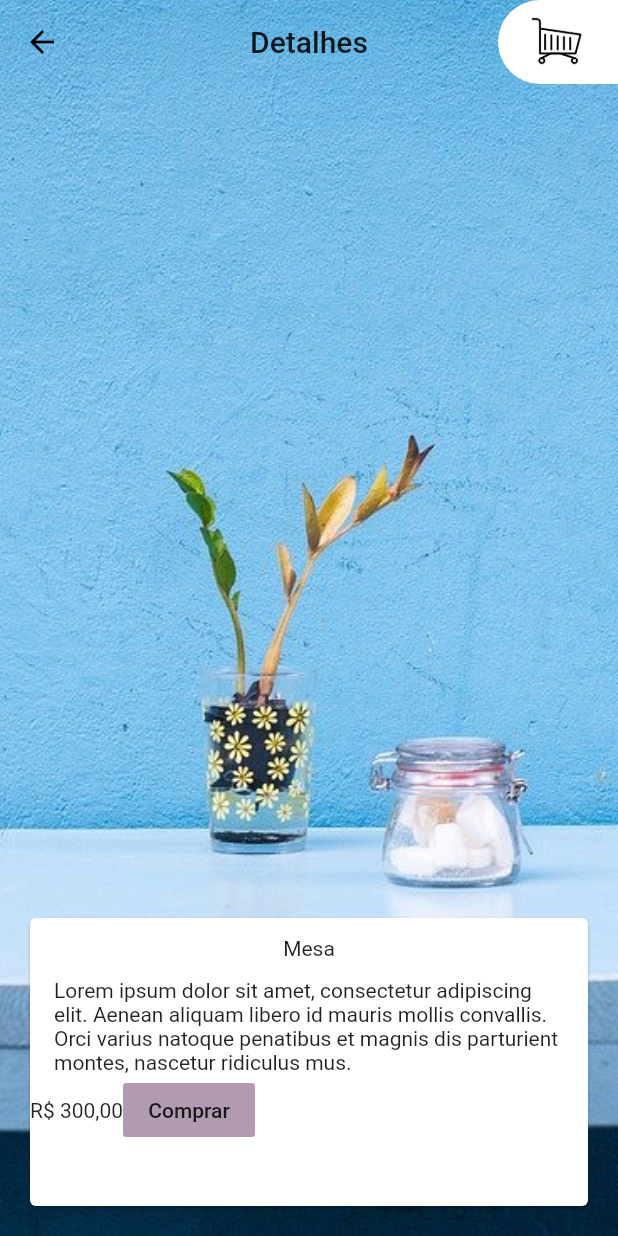
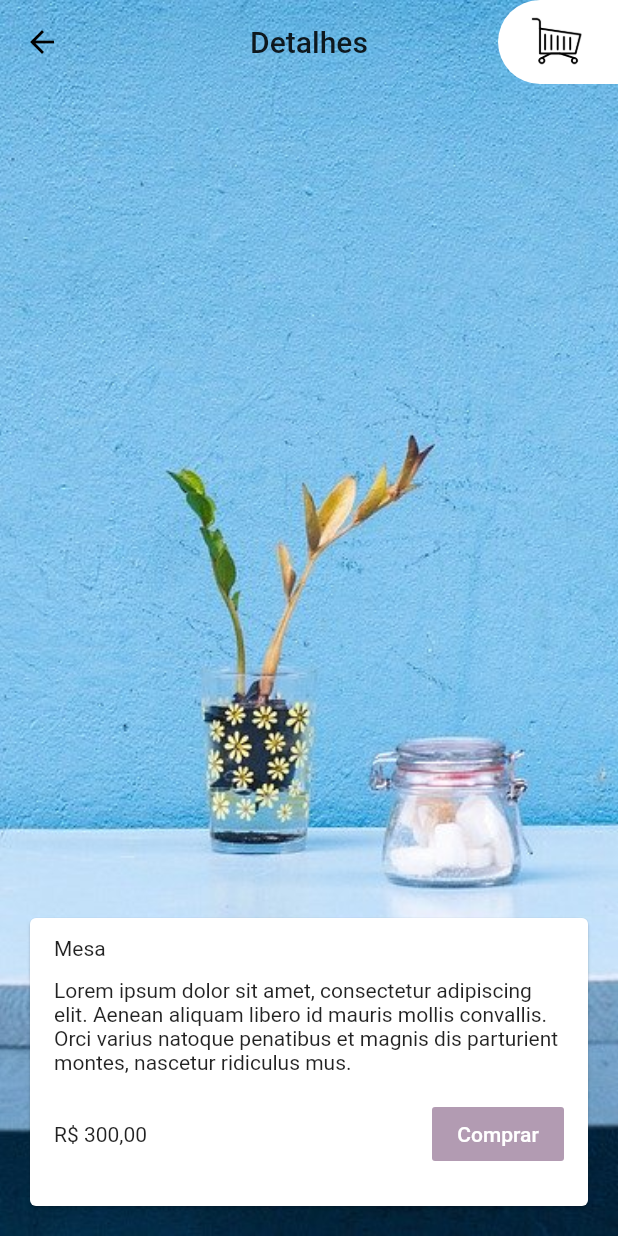
Before and after one commit to jimmyrleung/flutter-ecommerce-alura, a Flutter app: the screen it shows after launch, after a tap on "Mesa", on a phone screen of 412 x 824 dp. Run offline on Flutter 3.47's test engine with Material 2 defaults, Android fonts, the phone set to English and light mode, and no system bars.

Commit message:
details card layouting

```diff
--- a/lib/app/widgets/details_card.dart
+++ b/lib/app/widgets/details_card.dart
@@ -15,18 +15,23 @@ class DetailsCard extends StatelessWidget {
   Widget build(BuildContext context) {
     return Card(
       child: Column(
+        crossAxisAlignment: CrossAxisAlignment.start,
         children: [
           DetailsText(text: furniture.titulo),
           DetailsText(text: furniture.descricao),
-          Row(
+          Container(
+            margin: EdgeInsets.all(16),
+            child: Row(
+              mainAxisAlignment: MainAxisAlignment.spaceBetween,
               children: [
                 Text(formatacaoReais.format(furniture.preco)),
                 FlatButton(
                   color: Theme.of(context).primaryColor,
                   onPressed: () {},
-                child: Text('Comprar'),
+                  child: Text('Comprar', style: TextStyle(color: Colors.white)),
                 ),
               ],
+            ),
           ),
         ],
       ),
```
Lines whose indentation alone changed are shown as unchanged.
